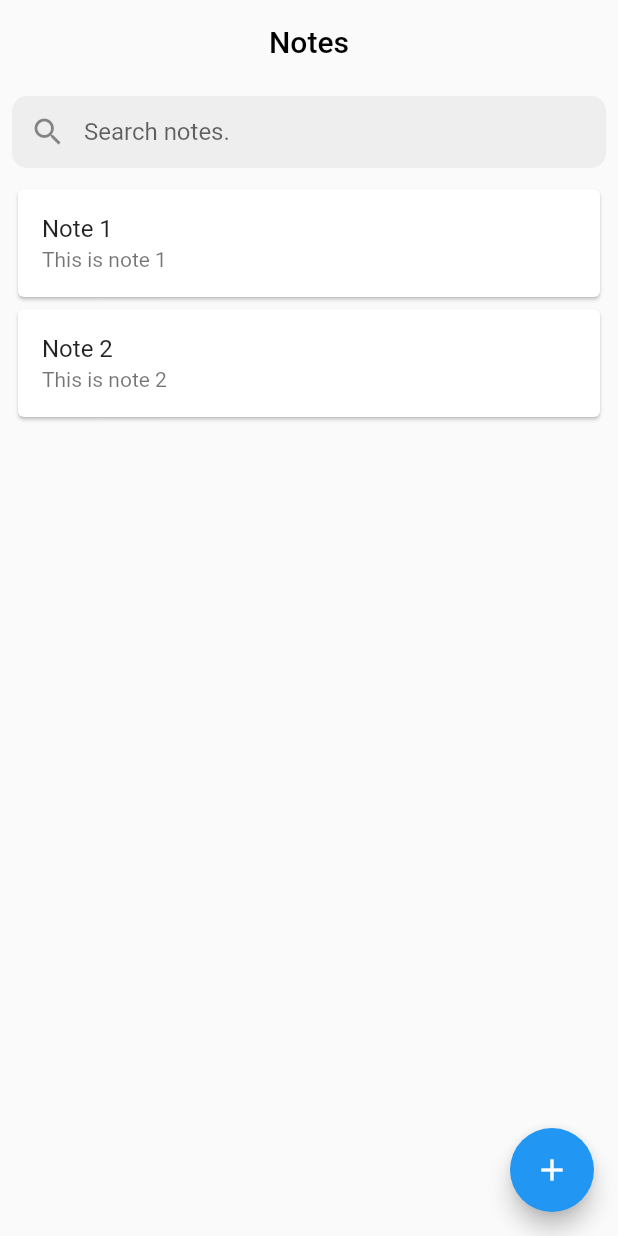
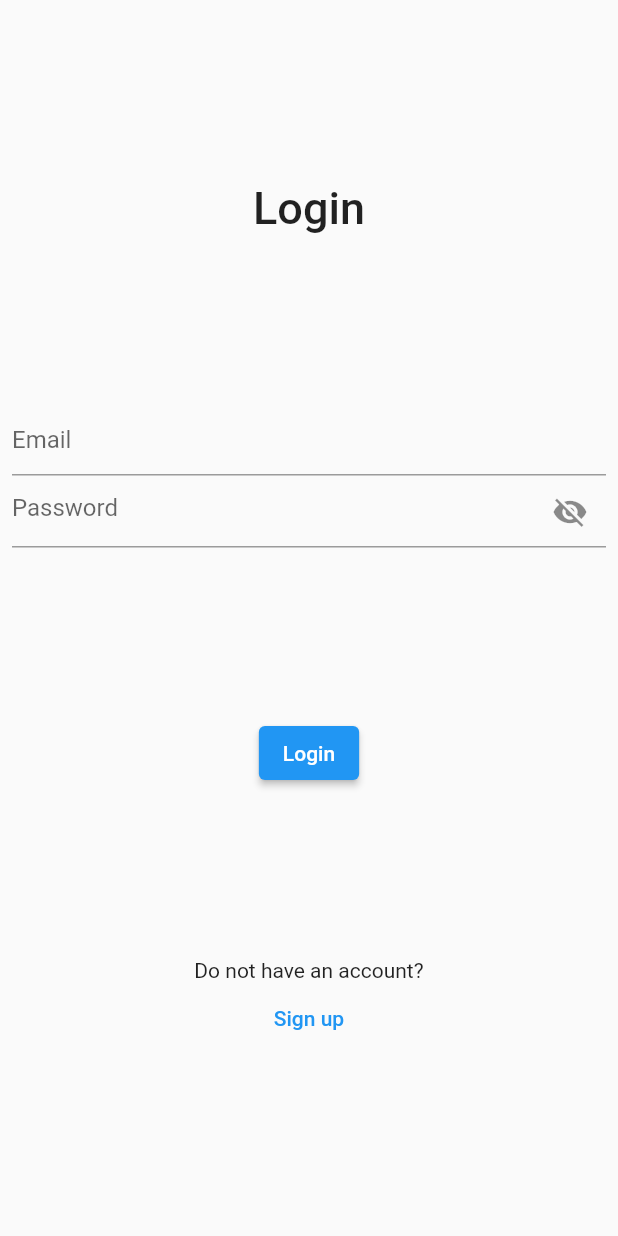
Before and after one commit to DaniyalDolare/notes_app, a Flutter app: the screen it shows after launch, on a phone screen of 412 x 824 dp. Run offline on Flutter 3.47's test engine with Material 2 defaults, Android fonts, the phone set to English and light mode, and no system bars; our stand-ins replace firebase_auth, firebase_core, firebase_database; accounts and stored records are empty.

Commit message:
day_4 code added

```diff
--- a/lib/app.dart
+++ b/lib/app.dart
@@ -1,4 +1,6 @@
+import 'package:firebase_auth/firebase_auth.dart';
 import 'package:flutter/material.dart';
+import 'package:notes_app/views/pages/auth/login_page.dart';
 import 'package:notes_app/views/pages/home_page.dart';
 
 class MyApp extends StatelessWidget {
@@ -7,12 +9,13 @@ class MyApp extends StatelessWidget {
   // This widget is the root of your application.
   @override
   Widget build(BuildContext context) {
+    bool isAuthenticated = FirebaseAuth.instance.currentUser != null;
     return MaterialApp(
         debugShowCheckedModeBanner: true,
         title: 'Notes App',
         theme: ThemeData(
           primarySwatch: Colors.blue,
         ),
-        home: const HomePage());
+        home: isAuthenticated ? const HomePage() : const LoginPage());
   }
 }
--- a/lib/models/note.dart
+++ b/lib/models/note.dart
@@ -1,9 +1,10 @@
 // note model
 class Note {
+  String? id;
   String? title;
   String? note;
   DateTime? updatedAt;
 
   // constructor
-  Note({this.title, this.note, this.updatedAt});
+  Note({this.id, this.title, this.note, this.updatedAt});
 }
--- /dev/null
+++ b/lib/views/pages/auth/login_page.dart
@@ -0,0 +1,109 @@
+import 'package:flutter/material.dart';
+import 'package:notes_app/views/pages/auth/signup_page.dart';
+import 'package:firebase_auth/firebase_auth.dart';
+import 'package:notes_app/views/pages/home_page.dart';
+
+class LoginPage extends StatefulWidget {
+  const LoginPage({Key? key}) : super(key: key);
+
+  @override
+  State<LoginPage> createState() => _LoginPageState();
+}
+
+class _LoginPageState extends State<LoginPage> {
+  TextEditingController emailController = TextEditingController();
+  TextEditingController passwordController = TextEditingController();
+  bool obscureText = true;
+  String? emailError;
+  String? passwordError;
+
+  @override
+  Widget build(BuildContext context) {
+    return Scaffold(
+      body: Padding(
+        padding: const EdgeInsets.all(8.0),
+        child: Column(
+          mainAxisAlignment: MainAxisAlignment.spaceEvenly,
+          children: [
+            Text(
+              "Login",
+              style: TextStyle(fontSize: 30.0, fontWeight: FontWeight.w500),
+            ),
+            Column(
+              children: [
+                TextField(
+                  controller: emailController,
+                  decoration: InputDecoration(
+                    hintText: "Email",
+                    errorText: emailError,
+                  ),
+                ),
+                TextField(
+                  controller: passwordController,
+                  obscureText: obscureText,
+                  decoration: InputDecoration(
+                    hintText: "Password",
+                    errorText: passwordError,
+                    suffixIcon: IconButton(
+                      onPressed: () {
+                        setState(() {
+                          obscureText = !obscureText;
+                        });
+                      },
+                      icon: Icon(obscureText
+                          ? Icons.visibility_off
+                          : Icons.visibility),
+                    ),
+                  ),
+                ),
+              ],
+            ),
+            ElevatedButton(
+              onPressed: () async {
+                // Login
+                final email = emailController.text;
+                final password = passwordController.text;
+
+                try {
+                  UserCredential userCredential = await FirebaseAuth.instance
+                      .signInWithEmailAndPassword(
+                          email: email, password: password);
+
+                  // NO issues, go to home screen
+                  Navigator.pushReplacement(context,
+                      MaterialPageRoute(builder: (context) => HomePage()));
+                } on FirebaseAuthException catch (e) {
+                  if (e.code == 'user-not-found') {
+                    print('No user found for that email.');
+                    emailError = "No user found for that email.";
+                    passwordError = null;
+                  } else if (e.code == 'wrong-password') {
+                    passwordError = "Wrong password provided for that user.";
+                    emailError = null;
+                    print('Wrong password provided for that user.');
+                  }
+                  setState(() {});
+                }
+              },
+              child: Text("Login"),
+            ),
+            Column(
+              children: [
+                Text("Do not have an account?"),
+                TextButton(
+                  onPressed: () {
+                    Navigator.push(
+                      context,
+                      MaterialPageRoute(builder: (context) => SignupPage()),
+                    );
+                  },
+                  child: Text("Sign up"),
+                ),
+              ],
+            ),
+          ],
+        ),
+      ),
+    );
+  }
+}
--- a/lib/views/pages/note_page.dart
+++ b/lib/views/pages/note_page.dart
@@ -56,6 +56,7 @@ class NotePage extends StatelessWidget {
           TextButton(
             onPressed: () {
               var note = Note(
+                  id: this.note.id,
                   title: titleController.text,
                   note: noteController.text,
                   updatedAt: DateTime.now());
--- a/pubspec.yaml
+++ b/pubspec.yaml
@@ -34,6 +34,9 @@ dependencies:
   # The following adds the Cupertino Icons font to your application.
   # Use with the CupertinoIcons class for iOS style icons.
   cupertino_icons: ^1.0.2
+  firebase_core: ^1.13.1
+  firebase_auth: ^3.3.11
+  firebase_database: ^9.0.8
 
 dev_dependencies:
   flutter_test:
```
Also changed, not shown: lib/main.dart (+10 -1 lines), lib/services/database_service.dart (added, +51 -0 lines), lib/views/pages/auth/signup_page.dart (added, +96 -0 lines), lib/views/pages/home_page.dart (+61 -4 lines), pubspec.lock, 4 other files.
